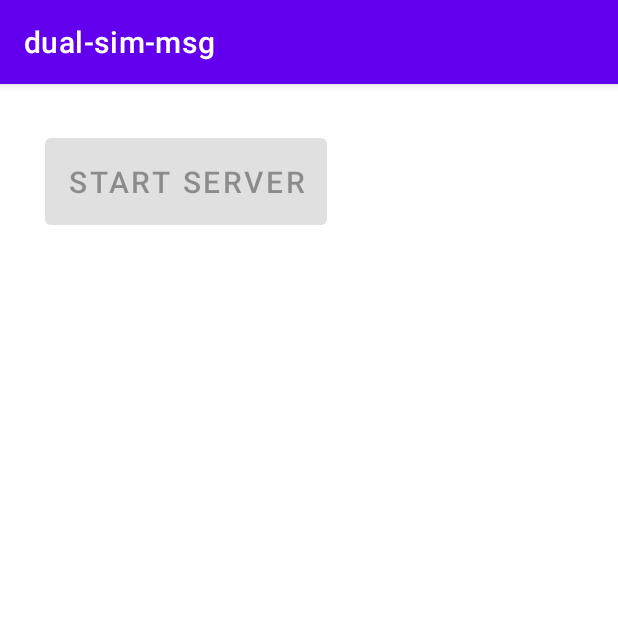
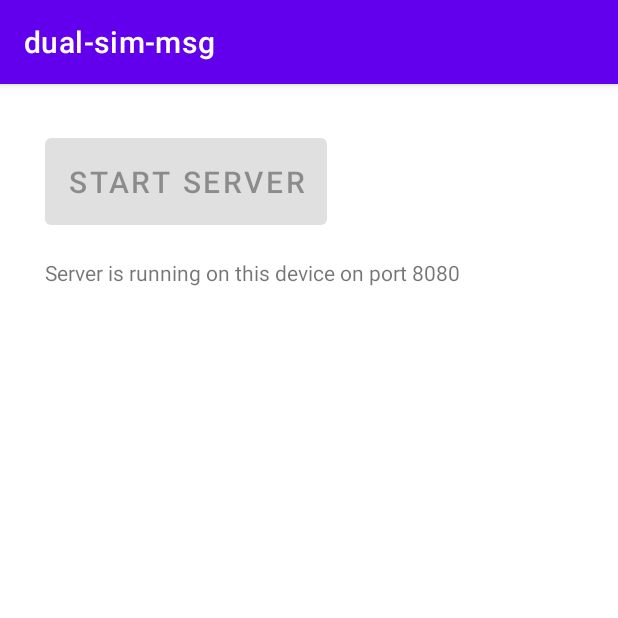
Before and after one commit to erisahoxha10/dualsimmsg, an Android app: the screen it shows after launch (MainActivity), after a tap on "START SERVER", on a phone screen of 412 x 824 dp, the top half of it. Run offline under Robolectric (Android 15) with nearby library versions, the phone set to English and light mode, and no system bars; libraries missing offline, so code that uses them is left out: io.ktor.application, io.ktor.gson, io.ktor.response, io.ktor.routing, io.ktor.server; 2 statements that could not run were skipped.

Commit message:
Add textfield to show server running on device

```diff
--- a/app/src/main/java/com/example/dual_sim_msg/MainActivity.kt
+++ b/app/src/main/java/com/example/dual_sim_msg/MainActivity.kt
@@ -102,7 +102,7 @@ class MainActivity : AppCompatActivity() {
             startServer()
             Toast.makeText(this, "Server started!", Toast.LENGTH_LONG).show()
             startServerButton.setEnabled(false)
-            statusTextView.setText("Server is running on this device on port 8080")
+            statusTextView.visibility = View.VISIBLE
         }
 
     }
--- a/app/src/main/res/layout/activity_main.xml
+++ b/app/src/main/res/layout/activity_main.xml
@@ -57,7 +57,7 @@
             android:id="@+id/statusTextView"
             android:layout_width="wrap_content"
             android:layout_height="wrap_content"
-            android:text=""
+            android:text="Server is running on this device on port 8080"
             android:visibility="gone"
             android:paddingTop="16dp" />
 
```
